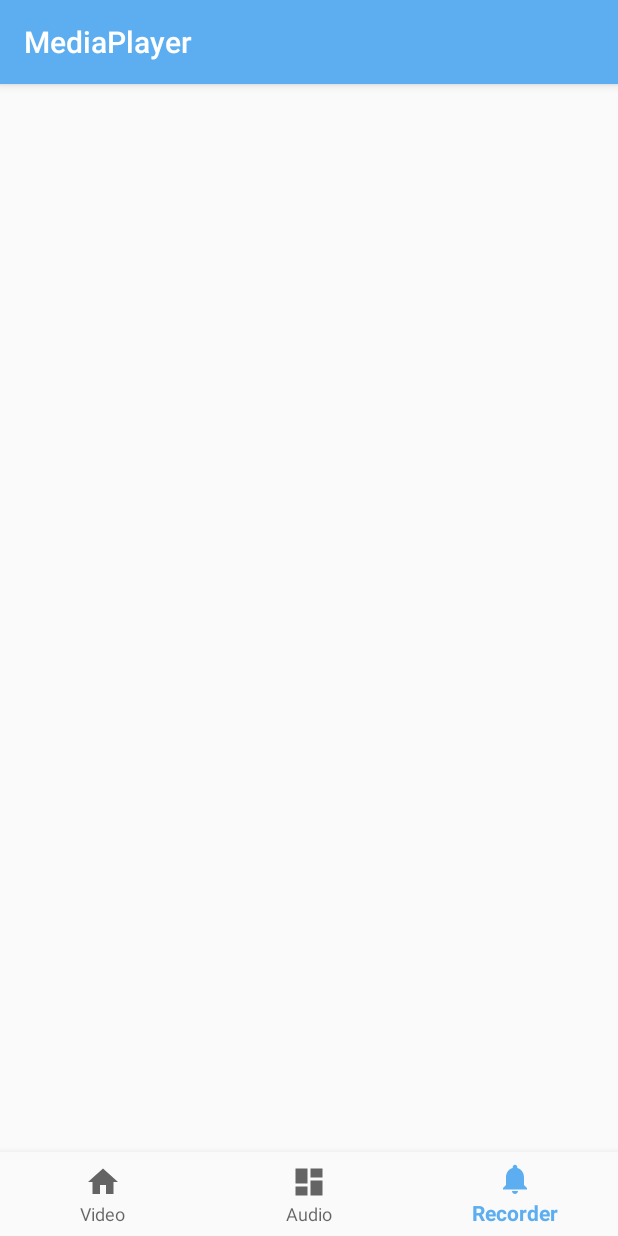
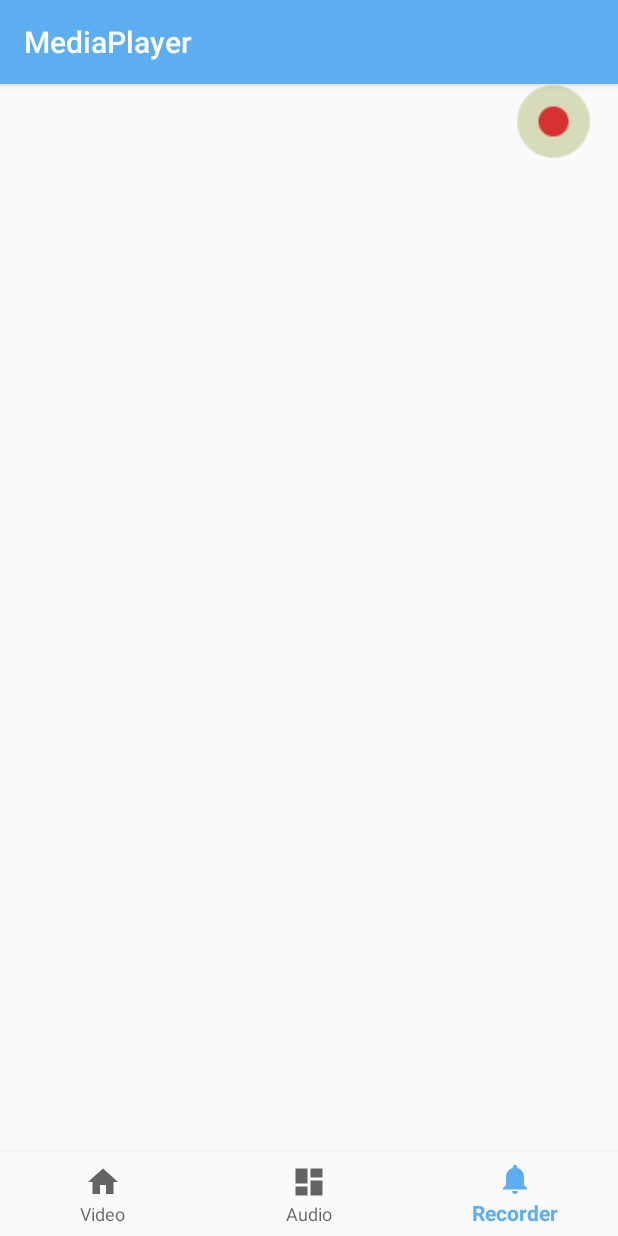
Before and after one commit to lakshmignarayanan/extreme-video-player, an Android app: the screen it shows after launch (MainActivity), item 3 of the bottom bar chosen, on a phone screen of 412 x 824 dp. Run offline under Robolectric (Android 15) with nearby library versions, the phone set to English and light mode, and no system bars.

Commit message:
fix AudioRecorder functionality and other improvements

```diff
--- a/app/build.gradle
+++ b/app/build.gradle
@@ -3,7 +3,7 @@ apply plugin: 'com.android.application'
 android {
     compileSdkVersion 27
     defaultConfig {
-        applicationId "com.vicky.mediaplayer.mediaplayer"
+        applicationId "com.vicky.mediaplayer"
         minSdkVersion 19
         targetSdkVersion 27
         versionCode 1
--- a/app/src/main/AndroidManifest.xml
+++ b/app/src/main/AndroidManifest.xml
@@ -1,8 +1,10 @@
 <?xml version="1.0" encoding="utf-8"?>
 <manifest xmlns:android="http://schemas.android.com/apk/res/android"
-    package="com.vicky.mediaplayer.fragments">
+    package="com.vicky.mediaplayer">
 
     <uses-permission android:name="android.permission.READ_EXTERNAL_STORAGE" />
+    <uses-permission android:name="android.permission.WRITE_EXTERNAL_STORAGE" />
+    <uses-permission android:name="android.permission.RECORD_AUDIO" />
 
     <application
         android:allowBackup="true"
--- a/app/src/main/java/com/vicky/mediaplayer/activities/AudioPlayer.java
+++ b/app/src/main/java/com/vicky/mediaplayer/activities/AudioPlayer.java
@@ -12,7 +12,7 @@ import android.widget.TextView;
 import com.vicky.mediaplayer.fragments.MediaPlayerHolder;
 import com.vicky.mediaplayer.fragments.PlaybackInfoListener;
 import com.vicky.mediaplayer.fragments.PlayerAdapter;
-import com.vicky.mediaplayer.fragments.R;
+import com.vicky.mediaplayer.R;
 
 public class AudioPlayer extends AppCompatActivity {
 
--- a/app/src/main/java/com/vicky/mediaplayer/activities/FullscreenActivity.java
+++ b/app/src/main/java/com/vicky/mediaplayer/activities/FullscreenActivity.java
@@ -8,7 +8,7 @@ import android.os.Handler;
 import android.view.MotionEvent;
 import android.view.View;
 
-import com.vicky.mediaplayer.fragments.R;
+import com.vicky.mediaplayer.R;
 
 /**
  * An example full-screen activity that shows and hides the system UI (i.e.
--- a/app/src/main/java/com/vicky/mediaplayer/activities/MainActivity.java
+++ b/app/src/main/java/com/vicky/mediaplayer/activities/MainActivity.java
@@ -9,7 +9,7 @@ import android.support.v7.app.AppCompatActivity;
 import android.view.MenuItem;
 
 import com.vicky.mediaplayer.fragments.AudioFragment;
-import com.vicky.mediaplayer.fragments.R;
+import com.vicky.mediaplayer.R;
 import com.vicky.mediaplayer.fragments.RecorderFragment;
 import com.vicky.mediaplayer.fragments.VideoFragment;
 
--- a/app/src/main/java/com/vicky/mediaplayer/activities/VideoPlayer.java
+++ b/app/src/main/java/com/vicky/mediaplayer/activities/VideoPlayer.java
@@ -6,7 +6,7 @@ import android.os.Bundle;
 import android.widget.MediaController;
 import android.widget.VideoView;
 
-import com.vicky.mediaplayer.fragments.R;
+import com.vicky.mediaplayer.R;
 
 public class VideoPlayer extends AppCompatActivity {
 
--- a/app/src/main/java/com/vicky/mediaplayer/fragments/AudioFragment.java
+++ b/app/src/main/java/com/vicky/mediaplayer/fragments/AudioFragment.java
@@ -11,7 +11,7 @@ import android.view.ViewGroup;
 
 import java.io.File;
 import java.util.ArrayList;
-
+import com.vicky.mediaplayer.R;
 
 /**
  * A simple {@link Fragment} subclass.
--- a/app/src/main/java/com/vicky/mediaplayer/fragments/MediaAdapter.java
+++ b/app/src/main/java/com/vicky/mediaplayer/fragments/MediaAdapter.java
@@ -15,6 +15,7 @@ import com.vicky.mediaplayer.activities.VideoPlayer;
 
 import java.util.ArrayList;
 import java.util.List;
+import com.vicky.mediaplayer.R;
 
 public class MediaAdapter extends RecyclerView.Adapter<MediaAdapter.MyViewHolder> {
 
@@ -59,14 +60,11 @@ public class MediaAdapter extends RecyclerView.Adapter<MediaAdapter.MyViewHolder
                     Log.i("lucky123", "video onclick uri => " + mediaItem.title);
                     // TODO
                     goToVideoPlayerAndStart(mediaItem);
-                } else if (mediaItem.type == 2) {
+                } else {
                     //Audio click
                     Log.i("lucky123", "audio onclick uri => " + mediaItem.uri);
                     // TODO go to audio player activity
                     goToAudioPlayerActivity(mediaItem);
-                } else {
-                    Log.i("lucky123", "recorded audio onclick uri => " + mediaItem.uri);
-                    goToAudioRecorderAndList(mediaItem);
                 }
             }
         });
--- a/app/src/main/java/com/vicky/mediaplayer/fragments/RecorderFragment.java
+++ b/app/src/main/java/com/vicky/mediaplayer/fragments/RecorderFragment.java
@@ -1,18 +1,23 @@
 package com.vicky.mediaplayer.fragments;
 
+import android.content.Intent;
 import android.net.Uri;
 import android.os.Bundle;
 import android.os.Environment;
 import android.support.v4.app.Fragment;
 import android.support.v7.widget.LinearLayoutManager;
 import android.support.v7.widget.RecyclerView;
+import android.util.Log;
 import android.view.LayoutInflater;
 import android.view.View;
 import android.view.ViewGroup;
+import android.widget.Button;
+import android.widget.ImageButton;
 
 import java.io.File;
 import java.util.ArrayList;
-
+import com.vicky.mediaplayer.R;
+import com.vicky.mediaplayer.activities.AudioRecorder;
 
 /**
  * A simple {@link Fragment} subclass.
@@ -35,6 +40,7 @@ public class RecorderFragment extends Fragment {
     private OnFragmentInteractionListener mListener;
 
     private RecyclerView mRecyclerView;
+    private ImageButton goto_recorderactivity;
 
     public RecorderFragment() {
         // Required empty public constructor
@@ -60,6 +66,7 @@ public class RecorderFragment extends Fragment {
 
     @Override
     public void onCreate(Bundle savedInstanceState) {
+        Log.i("lucky123", "RecorderFragment onCreate called");
         super.onCreate(savedInstanceState);
         if (getArguments() != null) {
             mParam1 = getArguments().getString(ARG_PARAM1);
@@ -70,14 +77,27 @@ public class RecorderFragment extends Fragment {
     @Override
     public View onCreateView(LayoutInflater inflater, ViewGroup container,
                              Bundle savedInstanceState) {
+        Log.i("lucky123", "RecorderFragment onCreateView called");
         View view = inflater.inflate(R.layout.fragment_recorder, container, false);
         mRecyclerView = (RecyclerView) view.findViewById(R.id.records_list);
+        goto_recorderactivity = (ImageButton) view.findViewById(R.id.button_recordactivity);
+        initUI();
         // use a linear layout manager
         LinearLayoutManager mLayoutManager = new LinearLayoutManager(getActivity());
         mRecyclerView.setLayoutManager(mLayoutManager);
         MediaAdapter adapter = new MediaAdapter(getActivity(), getPlayList(Environment.getExternalStorageDirectory().getAbsolutePath()));
         mRecyclerView.setAdapter(adapter);
         return view;
+    }
+
+    private void initUI() {
+        goto_recorderactivity.setOnClickListener(new View.OnClickListener() {
+            @Override
+            public void onClick(View view) {
+                Intent i = new Intent(getContext(), AudioRecorder.class);
+                startActivity(i);
+            }
+        });
     }
 
     ArrayList<MediaListItem> getPlayList(String rootPath) {
--- a/app/src/main/java/com/vicky/mediaplayer/fragments/VideoFragment.java
+++ b/app/src/main/java/com/vicky/mediaplayer/fragments/VideoFragment.java
@@ -1,5 +1,6 @@
 package com.vicky.mediaplayer.fragments;
 
+import com.vicky.mediaplayer.R;
 import android.database.Cursor;
 import android.os.Bundle;
 import android.provider.MediaStore;
--- a/app/src/main/res/layout/activity_audio_recorder.xml
+++ b/app/src/main/res/layout/activity_audio_recorder.xml
@@ -16,7 +16,7 @@
         android:layout_height="wrap_content"
         android:text="Record"
         android:textSize="20sp"
-        android:id="@+id/record"
+        android:id="@+id/button_record"
         android:layout_below="@id/logo"
         android:layout_centerHorizontal="true"
         android:layout_marginTop="15dp"
@@ -27,7 +27,7 @@
         android:text="Stop"
         android:textSize="20sp"
         android:id="@+id/stop"
-        android:layout_below="@id/record"
+        android:layout_below="@id/button_record"
         android:layout_marginTop="10dp"
         android:layout_centerHorizontal="true"
         />
--- a/app/src/main/res/layout/fragment_recorder.xml
+++ b/app/src/main/res/layout/fragment_recorder.xml
@@ -6,9 +6,29 @@
     tools:context=".RecorderFragment">
 
     <!-- TODO: Update blank fragment layout -->
+
     <android.support.v7.widget.RecyclerView
         android:id="@+id/records_list"
         android:layout_width="match_parent"
         android:layout_height="match_parent" />
 
+    <RelativeLayout
+        android:layout_width="match_parent"
+        android:layout_height="wrap_content"
+        android:layout_marginBottom="10dp" >
+
+        <ImageButton
+            android:id="@+id/button_recordactivity"
+            android:layout_width="wrap_content"
+            android:layout_height="wrap_content"
+            android:layout_alignParentEnd="true"
+            android:layout_alignParentTop="true"
+            android:layout_gravity="center"
+            android:layout_marginEnd="18dp"
+            android:layout_marginBottom="10dp"
+            android:background="@drawable/iconrecord"
+            android:text="Record" />
+    </RelativeLayout>
+
+
 </FrameLayout>
```
Also changed, not shown: app/src/main/java/com/vicky/mediaplayer/activities/AudioRecorder.java (+59 -21 lines), app/src/main/res/drawable/iconrecord.png (added).
